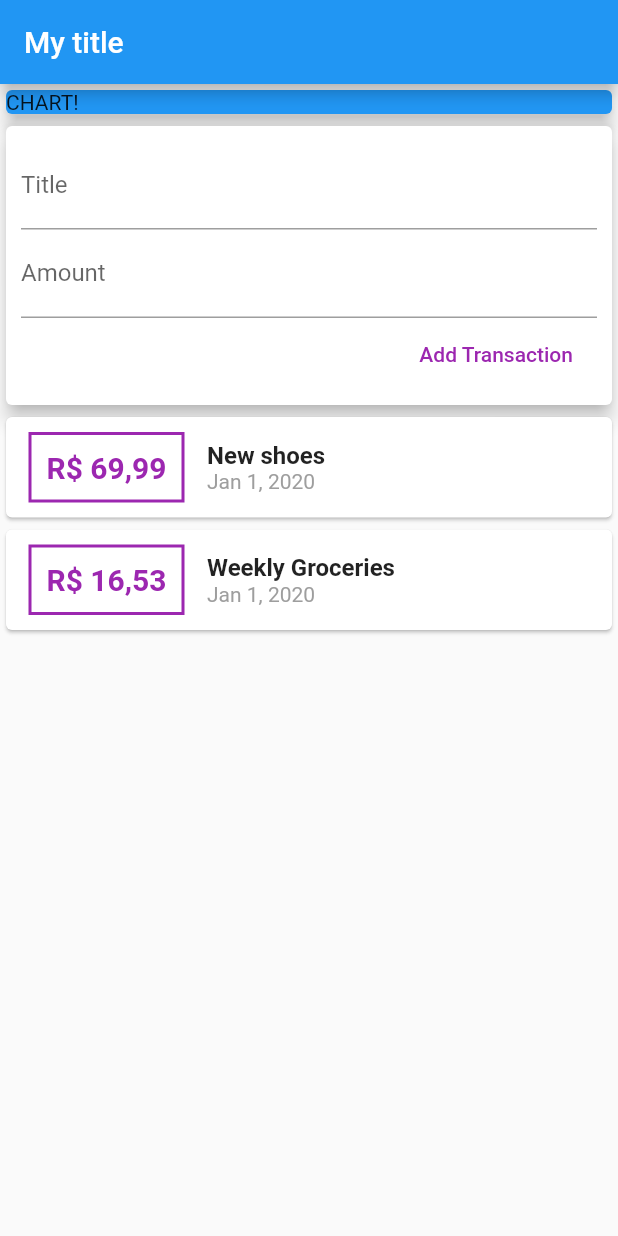
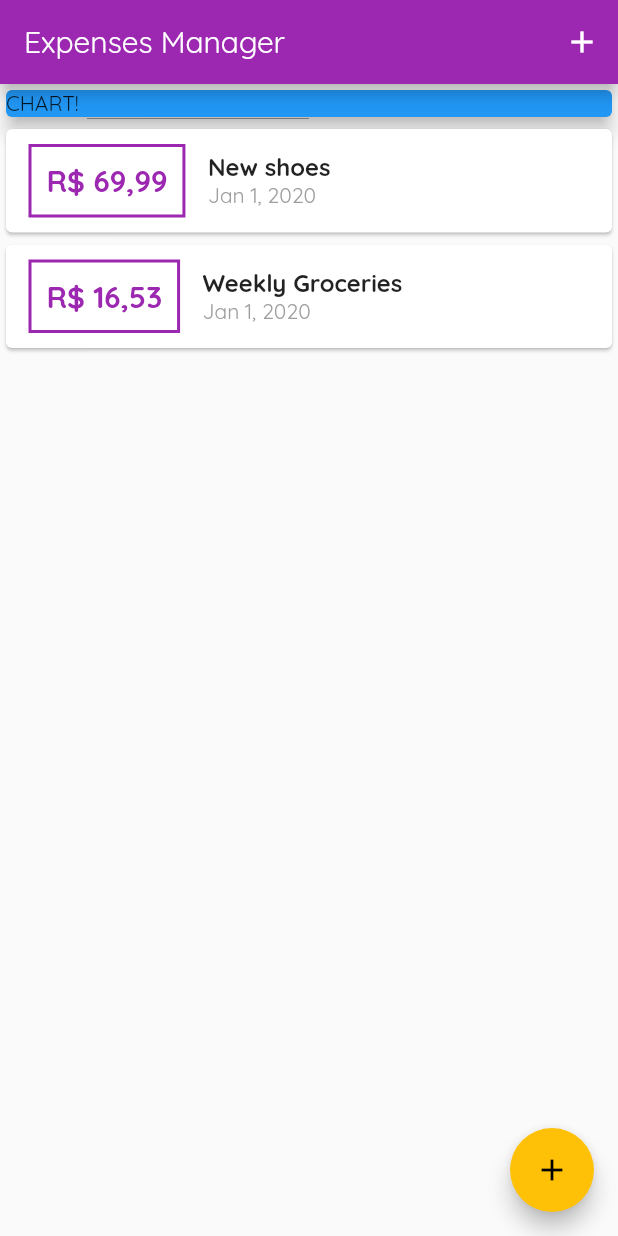
Before and after one commit to helton/flutter-expenses, a Flutter app: the screen it shows after launch, on a phone screen of 412 x 824 dp. Run offline on Flutter 3.47's test engine with Material 2 defaults, Android fonts, the phone set to English and light mode, and no system bars.

Commit message:
Add themes

```diff
--- a/lib/main.dart
+++ b/lib/main.dart
@@ -1,6 +1,7 @@
 import 'package:flutter/material.dart';
-import 'package:flutter_expenses/widgets/user_transactions.dart';
-import './widgets/user_transactions.dart';
+import 'package:flutter_expenses/widgets/new_transaction.dart';
+import 'widgets/transaction_list.dart';
+import 'models/transaction.dart';
 
 void main() => runApp(MyApp());
 
@@ -8,17 +9,67 @@ class MyApp extends StatelessWidget {
   @override
   Widget build(BuildContext context) {
     return MaterialApp(
-      title: 'Flutter App',
       home: MyHomePage(),
+      title: 'Expenses Manager',
+      theme: ThemeData(
+        primarySwatch: Colors.purple,
+        accentColor: Colors.amber,
+        fontFamily: 'Quicksand'
+      ),
     );
   }
 }
 
-class MyHomePage extends StatelessWidget {
+class MyHomePage extends StatefulWidget {
+  @override
+  _MyHomePageState createState() => _MyHomePageState();
+}
+
+class _MyHomePageState extends State<MyHomePage> {
+  final List<Transaction> _transactions = [
+    Transaction(
+      id: "t1",
+      title: "New shoes",
+      amount: 69.99,
+      date: DateTime.now(),
+    ),
+    Transaction(
+      id: "t2",
+      title: "Weekly Groceries",
+      amount: 16.53,
+      date: DateTime.now(),
+    ),
+  ];
+
+  void _addTransaction(String title, double amount) {
+    final tx = Transaction(
+      id: DateTime.now().millisecondsSinceEpoch.toString(),
+      title: title,
+      amount: amount,
+      date: DateTime.now(),
+    );
+    setState(() => _transactions.add(tx));
+  }
+
+  void _startAddNewTransaction(BuildContext ctx) {
+    showModalBottomSheet(
+      context: ctx,
+      builder: (_) => NewTransaction(_addTransaction),
+    );
+  }
+
   @override
   Widget build(BuildContext context) {
     return Scaffold(
-      appBar: AppBar(title: Text('My title')),
+      appBar: AppBar(
+        title: Text('Expenses Manager'),
+        actions: <Widget>[
+          IconButton(
+            icon: Icon(Icons.add),
+            onPressed: () => _startAddNewTransaction(context),
+          ),
+        ],
+      ),
       body: SingleChildScrollView(
         child: Column(
           crossAxisAlignment: CrossAxisAlignment.center,
@@ -31,9 +82,14 @@ class MyHomePage extends StatelessWidget {
                 elevation: 5,
               ),
             ),
-            UserTransactions(),
+            TransactionList(_transactions),
           ],
         ),
+      ),
+      floatingActionButtonLocation: FloatingActionButtonLocation.endFloat,
+      floatingActionButton: FloatingActionButton(
+        child: Icon(Icons.add),
+        onPressed: () => _startAddNewTransaction(context),
       ),
     );
   }
--- a/lib/widgets/user_transaction_item.dart
+++ b/lib/widgets/user_transaction_item.dart
@@ -20,7 +20,7 @@ class UserTransactionItem extends StatelessWidget {
             ),
             decoration: BoxDecoration(
               border: Border.all(
-                color: Colors.purple,
+                color: Theme.of(context).primaryColor,
                 width: 2,
               ),
             ),
@@ -30,7 +30,7 @@ class UserTransactionItem extends StatelessWidget {
               style: TextStyle(
                 fontWeight: FontWeight.bold,
                 fontSize: 20,
-                color: Colors.purple,
+                color: Theme.of(context).primaryColor,
               ),
             ),
           ),
--- a/lib/widgets/user_transactions.dart
+++ /dev/null
@@ -1,46 +0,0 @@
-import 'package:flutter/material.dart';
-import './../widgets/new_transaction.dart';
-import './../widgets/transaction_list.dart';
-import './../models/transaction.dart';
-
-class UserTransactions extends StatefulWidget {
-  @override
-  _UserTransactionsState createState() => _UserTransactionsState();
-}
-
-class _UserTransactionsState extends State<UserTransactions> {
-  final List<Transaction> _transactions = [
-    Transaction(
-      id: "t1",
-      title: "New shoes",
-      amount: 69.99,
-      date: DateTime.now(),
-    ),
-    Transaction(
-      id: "t2",
-      title: "Weekly Groceries",
-      amount: 16.53,
-      date: DateTime.now(),
-    ),
-  ];
-
-  void _addTransaction(String title, double amount) {
-    final tx = Transaction(
-      id: DateTime.now().millisecondsSinceEpoch.toString(),
-      title: title,
-      amount: amount,
-      date: DateTime.now(),
-    );
-    setState(() => _transactions.add(tx));
-  }
-
-  @override
-  Widget build(BuildContext context) {
-    return Column(children: [
-      NewTransaction(
-        _addTransaction,
-      ),
-      TransactionList(_transactions)
-    ]);
-  }
-}
```
Also changed, not shown: lib/widgets/new_transaction.dart (+16 -6 lines), pubspec.yaml (+11 -0 lines), assets/fonts/OpenSans-Bold.ttf (added), assets/fonts/OpenSans-Regular.ttf (added), assets/fonts/Quicksand-Bold.ttf (added), assets/fonts/Quicksand-Light.ttf (added), assets/fonts/Quicksand-Medium.ttf (added), assets/fonts/Quicksand-Regular.ttf (added).
